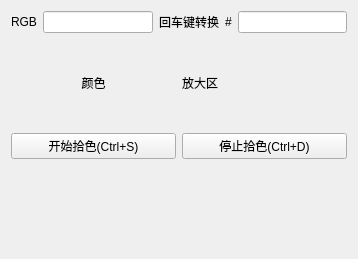
Above: src/view/tools/ColorToolWidget.ui from tujiaw/Acc before the change. Below: the same form after it.
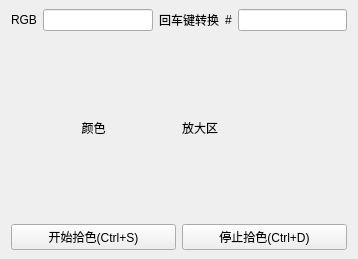
That is the form after the change.

The edit to the form file:
```diff
--- a/src/view/tools/ColorToolWidget.ui
+++ b/src/view/tools/ColorToolWidget.ui
@@ -14,8 +14,11 @@
    <string>ColorToolWidget</string>
   </property>
   <layout class="QVBoxLayout" name="verticalLayout">
+   <property name="topMargin">
+    <number>9</number>
+   </property>
    <property name="bottomMargin">
-    <number>100</number>
+    <number>9</number>
    </property>
    <item>
     <layout class="QHBoxLayout" name="horizontalLayout">
```
